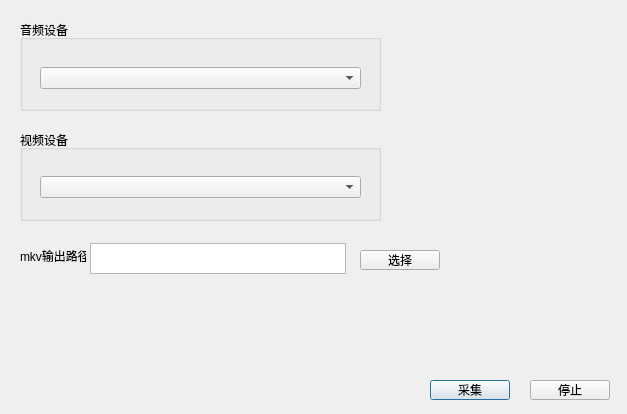
Qt form devices_dialog.ui (BrentHuang/rtmp_pusher) before a commit.
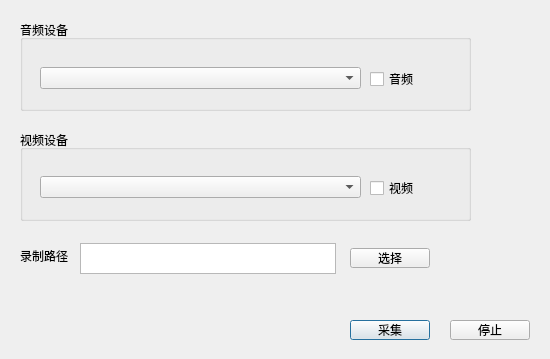
The same form after that commit.

Commit message: 音视频可以只录一个

The edit to the form file:
```diff
--- a/devices_dialog.ui
+++ b/devices_dialog.ui
@@ -6,8 +6,8 @@
    <rect>
     <x>0</x>
     <y>0</y>
-    <width>627</width>
-    <height>414</height>
+    <width>550</width>
+    <height>359</height>
    </rect>
   </property>
   <property name="windowTitle">
@@ -18,7 +18,7 @@
     <rect>
      <x>20</x>
      <y>20</y>
-     <width>361</width>
+     <width>451</width>
      <height>91</height>
     </rect>
    </property>
@@ -35,13 +35,26 @@
      </rect>
     </property>
    </widget>
+   <widget class="QCheckBox" name="checkBox_Audio">
+    <property name="geometry">
+     <rect>
+      <x>350</x>
+      <y>50</y>
+      <width>73</width>
+      <height>18</height>
+     </rect>
+    </property>
+    <property name="text">
+     <string>音频</string>
+    </property>
+   </widget>
   </widget>
   <widget class="QGroupBox" name="groupBox_2">
    <property name="geometry">
     <rect>
      <x>20</x>
      <y>130</y>
-     <width>361</width>
+     <width>451</width>
      <height>91</height>
     </rect>
    </property>
@@ -58,12 +71,25 @@
      </rect>
     </property>
    </widget>
+   <widget class="QCheckBox" name="checkBox_Video">
+    <property name="geometry">
+     <rect>
+      <x>350</x>
+      <y>49</y>
+      <width>73</width>
+      <height>18</height>
+     </rect>
+    </property>
+    <property name="text">
+     <string>视频</string>
+    </property>
+   </widget>
   </widget>
   <widget class="QPushButton" name="pushButton_Start">
    <property name="geometry">
     <rect>
-     <x>430</x>
-     <y>380</y>
+     <x>350</x>
+     <y>320</y>
      <width>80</width>
      <height>20</height>
     </rect>
@@ -75,8 +101,8 @@
   <widget class="QPushButton" name="pushButton_Stop">
    <property name="geometry">
     <rect>
-     <x>530</x>
-     <y>380</y>
+     <x>450</x>
+     <y>320</y>
      <width>80</width>
      <height>20</height>
     </rect>
@@ -95,13 +121,13 @@
     </rect>
    </property>
    <property name="text">
-    <string>mkv输出路径</string>
+    <string>录制路径</string>
    </property>
   </widget>
   <widget class="QTextBrowser" name="textBrowser_FilePath">
    <property name="geometry">
     <rect>
-     <x>90</x>
+     <x>80</x>
      <y>243</y>
      <width>256</width>
      <height>31</height>
@@ -111,8 +137,8 @@
   <widget class="QPushButton" name="pushButton_Dir">
    <property name="geometry">
     <rect>
-     <x>360</x>
-     <y>250</y>
+     <x>350</x>
+     <y>248</y>
      <width>80</width>
      <height>20</height>
     </rect>
```
The commit also changes 7 other files.
